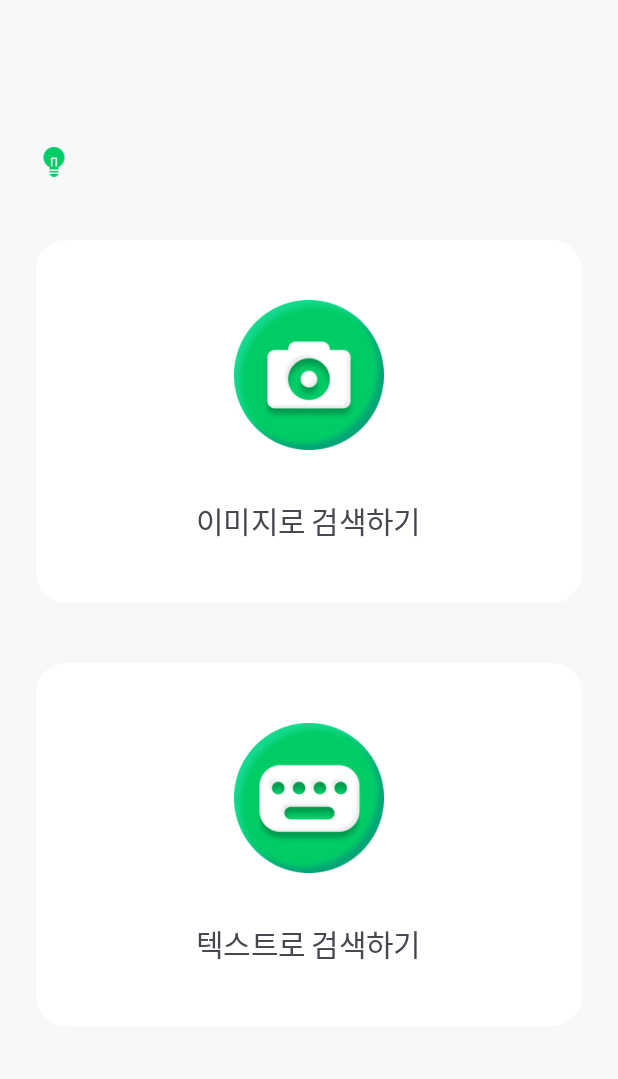
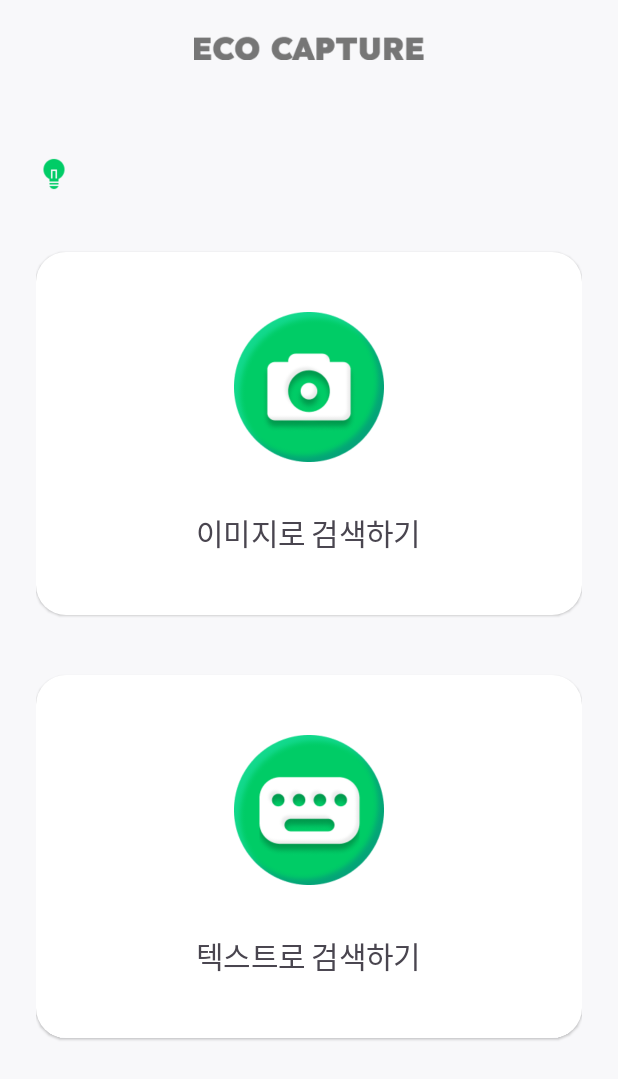
Before and after one commit to jijun0129/ecocapture, an Android app: the screen it shows after launch (MenuActivity), on a phone screen of 412 x 824 dp. Shown: the top 1079 px of the screen. Run offline under Robolectric (Android 15) with nearby library versions, the phone set to English and light mode, and no system bars.

Commit message:
feat: Menu 액티비티 툴바 디자인

```diff
--- a/app/src/main/java/com/example/ecocapture/MenuActivity.kt
+++ b/app/src/main/java/com/example/ecocapture/MenuActivity.kt
@@ -17,6 +17,9 @@ class MenuActivity : AppCompatActivity()
 
         binding = ActivityMenuBinding.inflate(layoutInflater)
         setContentView(binding.root)
+
+        setSupportActionBar(binding.toolbar)
+        supportActionBar?.setDisplayShowTitleEnabled(false)
 
         initEvents()
         initNews()
--- a/app/src/main/res/layout/activity_menu.xml
+++ b/app/src/main/res/layout/activity_menu.xml
@@ -10,9 +10,17 @@
     android:background="@color/background">
 
     <androidx.appcompat.widget.Toolbar
+        android:id="@+id/toolbar"
         android:layout_width="match_parent"
-        android:layout_height="56dp"
-        android:background="@color/background"/>
+        android:layout_height="?attr/actionBarSize"
+        android:background="@color/background">
+
+        <ImageView
+            android:layout_width="wrap_content"
+            android:layout_height="16dp"
+            android:layout_gravity="center"
+            android:src="@drawable/ecocapture"/>
+    </androidx.appcompat.widget.Toolbar>
 
     <androidx.constraintlayout.widget.ConstraintLayout
         android:layout_width="match_parent"
@@ -66,6 +74,7 @@
             android:gravity="center"
             android:orientation="vertical"
             android:paddingVertical="40dp"
+            android:elevation="1dp"
             app:layout_constraintEnd_toEndOf="parent"
             app:layout_constraintStart_toStartOf="parent"
             app:layout_constraintTop_toBottomOf="@+id/constraintLayout">
@@ -97,6 +106,7 @@
             android:gravity="center"
             android:orientation="vertical"
             android:paddingVertical="40dp"
+            android:elevation="1dp"
             app:layout_constraintEnd_toEndOf="parent"
             app:layout_constraintStart_toStartOf="parent"
             app:layout_constraintTop_toBottomOf="@+id/btn_image">
```
Also changed, not shown: app/src/main/res/drawable/ecocapture.png (added).
